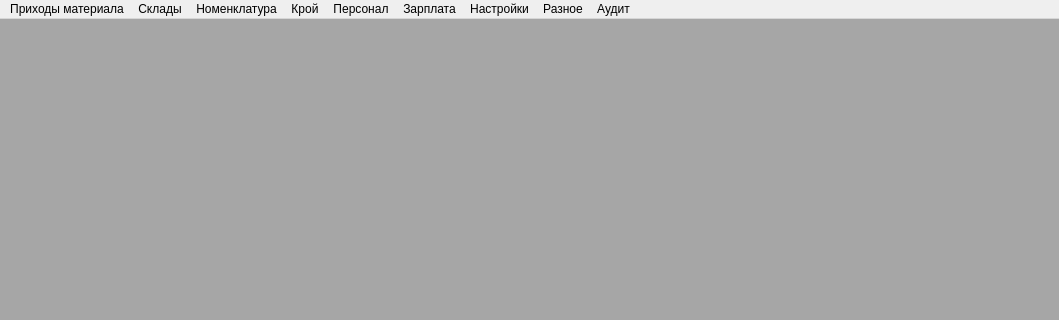
Before: the Qt Designer form ui/main.ui in Meller008/CRM-Avi, drawn with Qt 5; both pictures show x 0 to 1059 and y 0 to 320 of the 1059 by 610 pixel window.
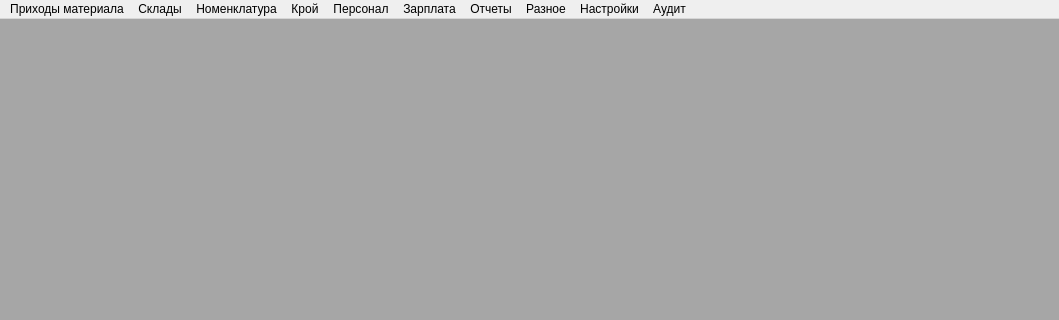
After: the same form once the commit is applied. Icons and pictures are not drawn.

Patch:
```diff
--- a/ui/main.ui
+++ b/ui/main.ui
@@ -70,7 +70,7 @@
      <x>0</x>
      <y>0</y>
      <width>1059</width>
-     <height>21</height>
+     <height>22</height>
     </rect>
    </property>
    <widget class="QMenu" name="menu">
@@ -171,14 +171,21 @@
     <addaction name="ma_warehouse"/>
     <addaction name="ma_warehouse_rest"/>
    </widget>
+   <widget class="QMenu" name="menu_13">
+    <property name="title">
+     <string>Отчеты</string>
+    </property>
+    <addaction name="ma_report_need_article_order"/>
+   </widget>
    <addaction name="menu"/>
    <addaction name="menu_12"/>
    <addaction name="menu_7"/>
    <addaction name="menu_8"/>
    <addaction name="menu_4"/>
    <addaction name="menu_11"/>
-   <addaction name="menu_3"/>
+   <addaction name="menu_13"/>
    <addaction name="menu_9"/>
+   <addaction name="menu_3"/>
    <addaction name="menu_10"/>
   </widget>
   <widget class="QStatusBar" name="statusbar"/>
```
Left out of the diff: 22 changed lines with no effect on the pictures.
